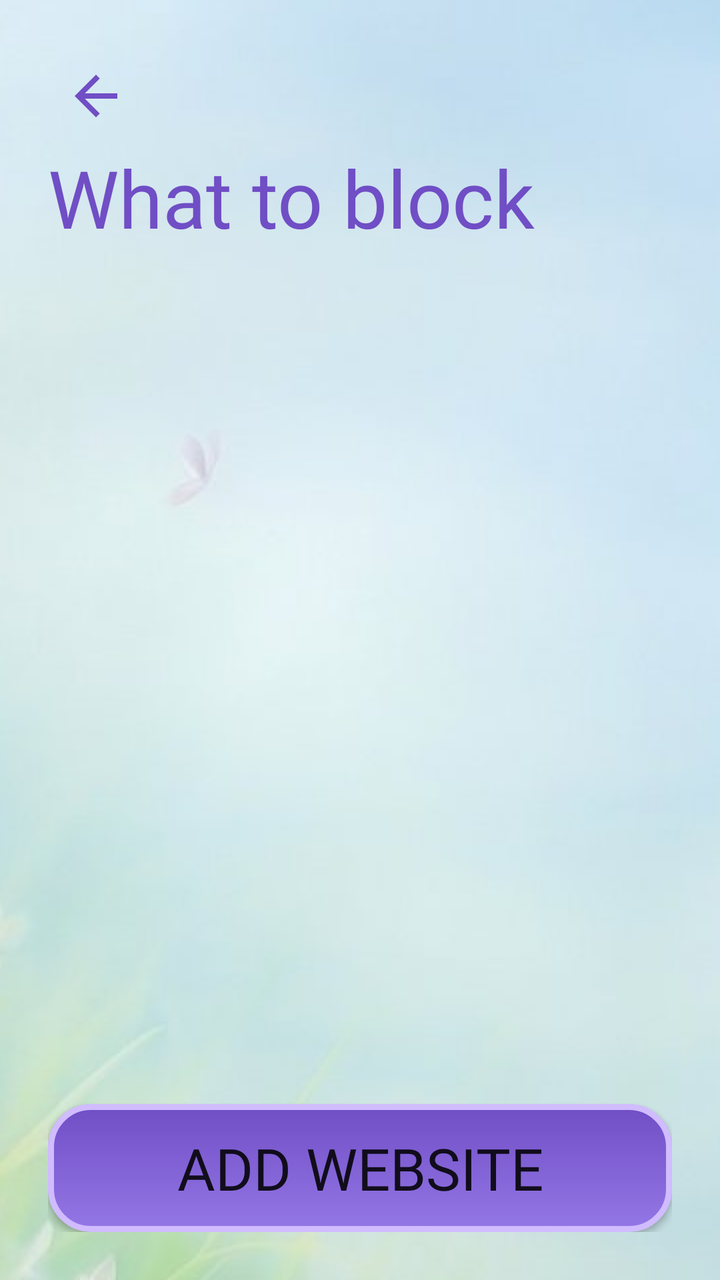
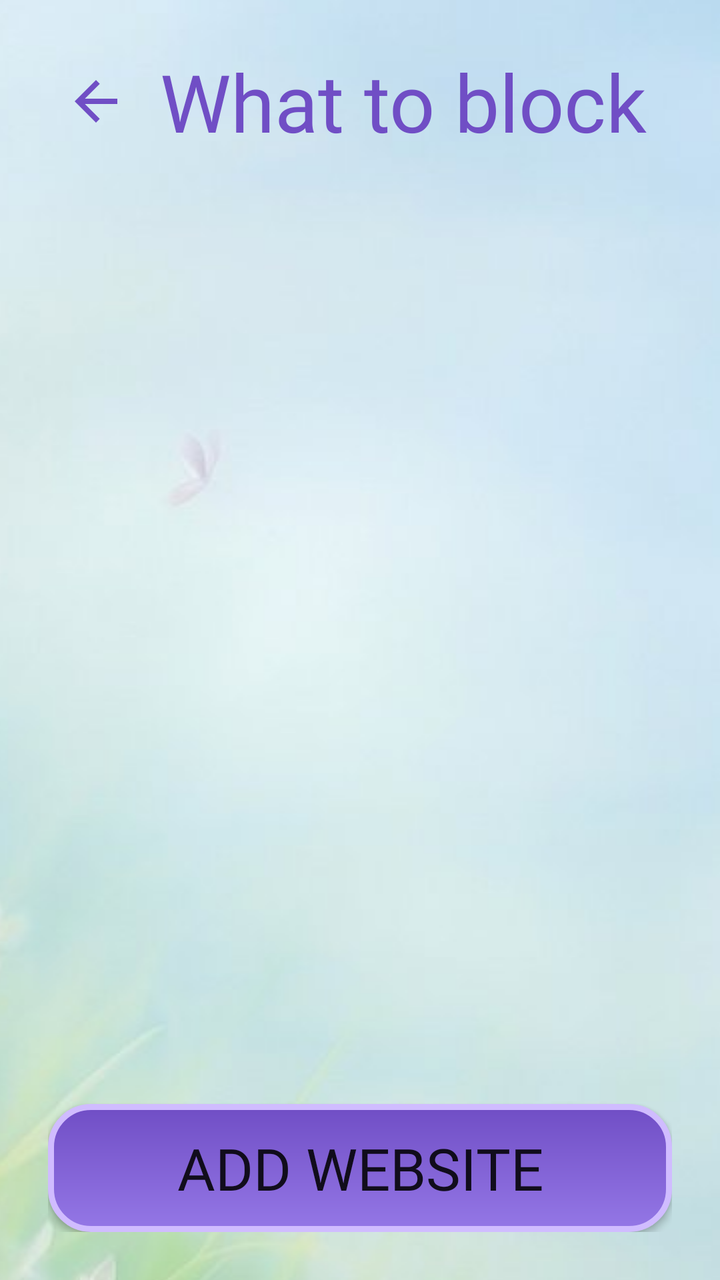

Compare the two renders of this Android layout. The source of the first and the diff that turns it into the second are given below.
<!-- AndroidManifest.xml: application theme android:Theme.Material.Light.NoActionBar -->
<!-- res/layout/activity_app_picker.xml -->
<?xml version="1.0" encoding="utf-8"?>
<LinearLayout xmlns:android="http://schemas.android.com/apk/res/android"
    android:layout_width="match_parent"
    android:layout_height="match_parent"
    android:orientation="vertical"
    android:padding="24dp"
    android:background="@drawable/activity_background">

    <ImageButton
        android:id="@+id/btnBack"
        android:layout_width="48dp"
        android:layout_height="48dp"
        android:background="?android:attr/selectableItemBackgroundBorderless"
        android:contentDescription="Back"
        android:src="@drawable/ic_back" />

    <TextView
        android:layout_width="wrap_content"
        android:layout_height="wrap_content"
        android:fontFamily="@font/super_frog"
        android:text="What to block"
        android:textColor="@color/primary_dark"
        android:textSize="40sp" />

    <TextView
        android:id="@+id/tvCount"
        android:layout_width="match_parent"
        android:layout_height="wrap_content"
        android:paddingTop="8dp"
        android:paddingBottom="12dp"
        android:fontFamily="@font/super_frog"
        android:textSize="16sp" />

    
    <TextView
        android:id="@+id/tvLockNote"
        android:layout_width="match_parent"
        android:layout_height="wrap_content"
        android:paddingBottom="12dp"
        android:text="A session is running. You can add apps and websites to block. Anything already blocked stays blocked until it ends, except things you switch on during this visit, which you can still switch off until you leave this screen."
        android:textColor="@color/text_secondary"
        android:textSize="14sp"
        android:visibility="gone" />

    <FrameLayout
        android:layout_width="match_parent"
        android:layout_height="0dp"
        android:layout_weight="1">

        <ListView
            android:id="@+id/lvApps"
            android:layout_width="match_parent"
            android:layout_height="match_parent" />

        <TextView
            android:id="@+id/tvEmpty"
            android:layout_width="match_parent"
            android:layout_height="match_parent"
            android:gravity="center"
            android:fontFamily="@font/super_frog"
            android:text="No apps found"
            android:textSize="18sp"
            android:visibility="gone" />
    </FrameLayout>

    <Button
        android:id="@+id/btnAddSite"
        style="@style/BaseButtonStyle"
        android:layout_height="64dp"
        android:layout_marginTop="12dp"
        android:text="Add website" />
</LinearLayout>
<!-- resources referenced by this layout -->
<resources>
  <color name="primary_dark">#704EC5</color>
  <color name="text_secondary">#49454F</color>
  <!-- drawable activity_background (drawable) -->
  <?xml version="1.0" encoding="utf-8"?>
  <bitmap xmlns:android="http://schemas.android.com/apk/res/android"
      android:src="@drawable/background"
      android:gravity="center"
      android:tileMode="disabled" />
  <!-- drawable ic_back (drawable) -->
  <vector xmlns:android="http://schemas.android.com/apk/res/android"
      android:width="32dp"
      android:height="32dp"
      android:autoMirrored="true"
      android:viewportWidth="24"
      android:viewportHeight="24">
      <path
          android:fillColor="@color/primary_dark"
          android:pathData="M20,11H7.83l5.59,-5.59L12,4l-8,8 8,8 1.41,-1.41L7.83,13H20v-2z" />
  </vector>
  <style name="BaseButtonStyle">
          <item name="android:layout_width">match_parent</item>
          <item name="android:layout_height">match_parent</item>
          <item name="android:background">@drawable/base_button_shape</item>
          <item name="android:fontFamily">@font/super_frog</item>
          <item name="android:gravity">center_vertical|center_horizontal</item>
  
          <item name="android:autoSizeTextType">uniform</item>
          <item name="android:autoSizeMinTextSize">14sp</item>
          <item name="android:autoSizeMaxTextSize">30sp</item>
          <item name="android:autoSizeStepGranularity">5sp</item>
      </style>
  <!-- drawable background: jpg bitmap (drawable, 65327 bytes) -->
  <!-- drawable base_button_shape (drawable) -->
  <shape xmlns:android="http://schemas.android.com/apk/res/android"
      android:shape="rectangle">
  
      <gradient
          android:angle="270"
          android:startColor="@color/primary_dark"
          android:endColor="@color/primary"
          android:type="linear" />
  
      <corners android:radius="20dp" />
  
      <stroke
          android:width="3dp"
          android:color="@color/accent" />
  
  </shape>
  <color name="primary">#9477E6</color>
  <color name="accent">#D0BCFF</color>
</resources>

<!-- the commit's change to res/layout/activity_app_picker.xml (unified diff, before → after) -->
@@ -6,21 +6,35 @@
     android:padding="24dp"
     android:background="@drawable/activity_background">
 
-    <ImageButton
-        android:id="@+id/btnBack"
-        android:layout_width="48dp"
-        android:layout_height="48dp"
-        android:background="?android:attr/selectableItemBackgroundBorderless"
-        android:contentDescription="Back"
-        android:src="@drawable/ic_back" />
+    <LinearLayout
+        android:layout_width="match_parent"
+        android:layout_height="wrap_content"
+        android:gravity="center_vertical"
+        android:orientation="horizontal">
 
-    <TextView
-        android:layout_width="wrap_content"
-        android:layout_height="wrap_content"
-        android:fontFamily="@font/super_frog"
-        android:text="What to block"
-        android:textColor="@color/primary_dark"
-        android:textSize="40sp" />
+        <ImageButton
+            android:id="@+id/btnBack"
+            android:layout_width="48dp"
+            android:layout_height="48dp"
+            android:layout_marginEnd="8dp"
+            android:background="?android:attr/selectableItemBackgroundBorderless"
+            android:contentDescription="Back"
+            android:src="@drawable/ic_back" />
+
+        <TextView
+            android:layout_width="0dp"
+            android:layout_height="wrap_content"
+            android:layout_weight="1"
+            android:autoSizeMaxTextSize="40sp"
+            android:autoSizeMinTextSize="24sp"
+            android:autoSizeStepGranularity="1sp"
+            android:autoSizeTextType="uniform"
+            android:fontFamily="@font/super_frog"
+            android:maxLines="1"
+            android:text="What to block"
+            android:textColor="@color/primary_dark"
+            android:textSize="40sp" />
+    </LinearLayout>
 
     <TextView
         android:id="@+id/tvCount"
